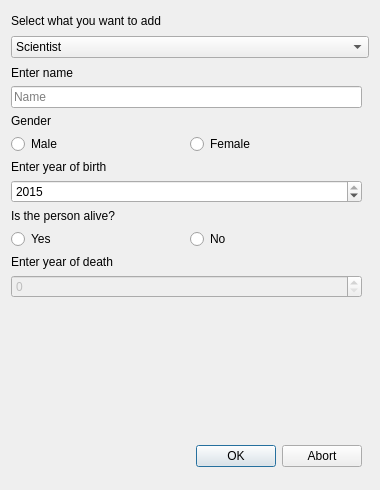
Qt form VLNvika3/addentry.ui (Gylfian/VLN-vika-3) before a commit.
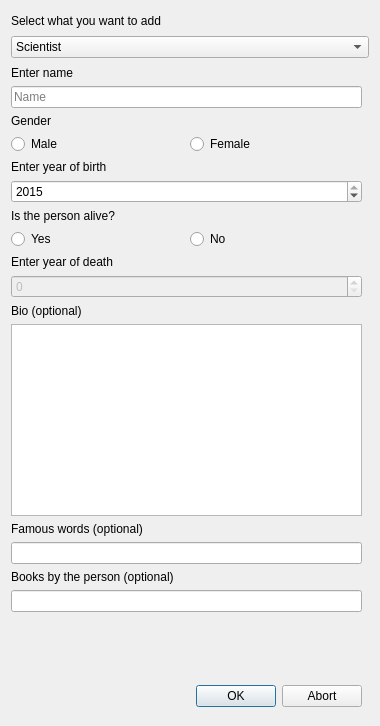
The same form after that commit. The open tabs and pages were chosen to show the change.

The edit to the form file:
```diff
--- a/VLNvika3/addentry.ui
+++ b/VLNvika3/addentry.ui
@@ -10,7 +10,7 @@
     <x>0</x>
     <y>0</y>
     <width>380</width>
-    <height>490</height>
+    <height>726</height>
    </rect>
   </property>
   <property name="sizePolicy">
@@ -28,7 +28,7 @@
   <property name="maximumSize">
    <size>
     <width>380</width>
-    <height>490</height>
+    <height>9999</height>
    </size>
   </property>
   <property name="windowTitle">
@@ -193,7 +193,7 @@
          <x>0</x>
          <y>0</y>
          <width>351</width>
-         <height>401</height>
+         <height>641</height>
         </rect>
        </property>
        <layout class="QVBoxLayout" name="verticalLayout_4">
@@ -322,6 +322,36 @@
           </property>
          </widget>
         </item>
+        <item>
+         <widget class="QLabel" name="label_2">
+          <property name="text">
+           <string>Bio (optional)</string>
+          </property>
+         </widget>
+        </item>
+        <item>
+         <widget class="QTextEdit" name="sciBioInput"/>
+        </item>
+        <item>
+         <widget class="QLabel" name="label_4">
+          <property name="text">
+           <string>Famous words (optional)</string>
+          </property>
+         </widget>
+        </item>
+        <item>
+         <widget class="QLineEdit" name="sciQuotInput"/>
+        </item>
+        <item>
+         <widget class="QLabel" name="label_6">
+          <property name="text">
+           <string>Books by the person (optional)</string>
+          </property>
+         </widget>
+        </item>
+        <item>
+         <widget class="QLineEdit" name="sciBooksInput"/>
+        </item>
         <item>
          <spacer name="verticalSpacer">
           <property name="orientation">
```
Left out of the diff: 16 changed lines with no effect on the pictures.
